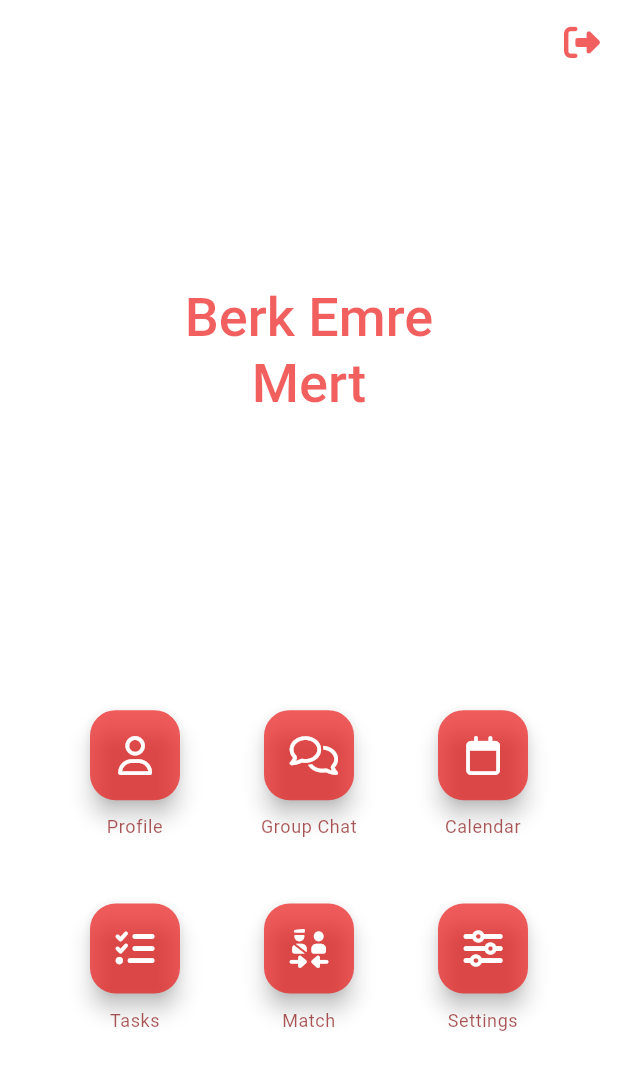
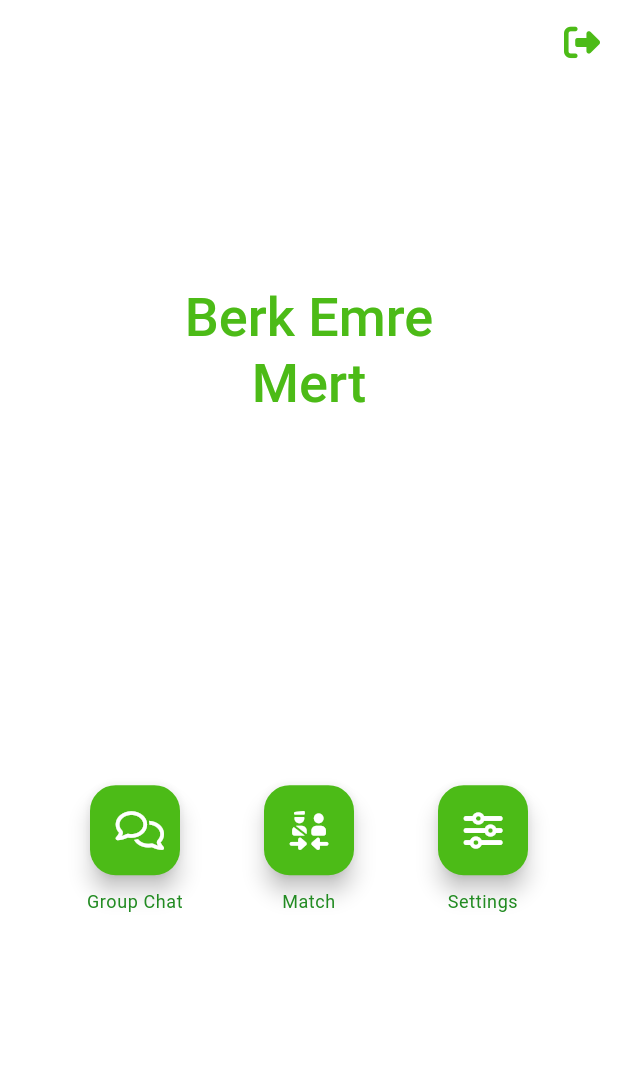
Before and after one commit to RoyArkh/AgroPointV2, a Flutter app: the DashboardScreen screen opened directly, on a phone screen of 412 x 824 dp. Shown: the top 1070 px of the screen. Run offline on Flutter 3.47's test engine with Material 3 defaults, Android fonts, the phone set to English and light mode, and no system bars; our stand-ins replace babstrap_settings_screen, card_swiper, cloud_firestore, file_picker, firebase_auth, firebase_core and 12 more; missing offline and left inert: dropdown_model_list; accounts and stored records are empty.

Commit message:
Final Prototype AP1

```diff
--- a/AgroPoint/lib/APPColors.dart
+++ b/AgroPoint/lib/APPColors.dart
@@ -3,8 +3,8 @@ import 'dart:ui';
 import 'package:flutter/material.dart';
 
 Color white = Colors.white;
-Color baseDeepColor = Color.fromARGB(169, 236, 13, 13);
-Color darkRed = Color.fromARGB(169, 128, 0, 0);
-Color baseLightColor = Color.fromARGB(169, 255, 188, 188);
-Color verLightRed = Color.fromARGB(169, 255, 224, 224);
+Color baseDeepColor = Color.fromARGB(255, 76, 187, 23);
+Color darkRed = Color.fromARGB(255, 34, 139, 34);
+Color baseLightColor = Color.fromARGB(255, 112, 194, 71);
+Color verLightRed = Color.fromARGB(255, 141, 208, 108);
 Color loginPageWarnings = Color.fromARGB(255, 136, 136, 136);
--- a/AgroPoint/lib/dashboard_screen.dart
+++ b/AgroPoint/lib/dashboard_screen.dart
@@ -153,9 +153,9 @@ class _DashboardScreenState extends State<DashboardScreen>
             context,
             MaterialPageRoute(builder: (context) => ChatPage()),
           );
-        } else if (identifier == 'calendar') {
+        // } else if (identifier == 'calendar') {
           //FILL HERE -BERK
-        } else if (identifier == 'task') {
+        // } else if (identifier == 'task') {
           //FILL HERE -BERK
         } else if (identifier == 'match') {
           _loadingController!.reverse();
@@ -169,16 +169,16 @@ class _DashboardScreenState extends State<DashboardScreen>
               ),
             ),
           );
-        } else if (identifier == 'profile') {
-          Navigator.push(
-            context,
-            MaterialPageRoute(
-              builder: (context) => const ScaffoldWidget(
-                title: 'Kelime Kartları',
-                child: SwiperPage(),
-              ),
-            ),
-          );
+        // } else if (identifier == 'profile') {
+        //   Navigator.push(
+        //     context,
+        //     MaterialPageRoute(
+        //       builder: (context) => const ScaffoldWidget(
+        //         title: 'Kelime Kartları',
+        //         child: SwiperPage(),
+        //       ),
+        //     ),
+        //   );
         } else if (identifier == 'settings') {
           _loadingController!.reverse();
           await Future.delayed(Duration(milliseconds: 1300));
@@ -205,19 +205,19 @@ class _DashboardScreenState extends State<DashboardScreen>
     return GridView.count(
       padding: const EdgeInsets.symmetric(
         horizontal: 32.0,
-        vertical: 100,
+        vertical: 150,
       ),
       childAspectRatio: .9,
       // crossAxisSpacing: 5,
       crossAxisCount: 3,
       children: [
-        _buildButton(
-          icon: FontAwesomeIcons.user,
-          label: 'Profile',
-          interval: const Interval(0, aniInterval),
-          identifier: 'profile',
-          iconColor: iconColor,
-        ),
+        // _buildButton(
+        //   icon: FontAwesomeIcons.user,
+        //   label: 'Profile',
+        //   interval: const Interval(0, aniInterval),
+        //   identifier: 'profile',
+        //   iconColor: iconColor,
+        // ),
         _buildButton(
           icon: FontAwesomeIcons.comments,
           label: 'Group Chat',
@@ -225,20 +225,20 @@ class _DashboardScreenState extends State<DashboardScreen>
           identifier: 'chat',
           iconColor: iconColor,
         ),
-        _buildButton(
-          icon: FontAwesomeIcons.calendar,
-          label: 'Calendar',
-          interval: const Interval(step * 2, aniInterval + step * 2),
-          identifier: 'calendar',
-          iconColor: iconColor,
-        ),
-        _buildButton(
-          icon: FontAwesomeIcons.listCheck,
-          label: 'Tasks',
-          interval: const Interval(0, aniInterval),
-          identifier: 'task',
-          iconColor: iconColor,
-        ),
+        // _buildButton(
+        //   icon: FontAwesomeIcons.calendar,
+        //   label: 'Calendar',
+        //   interval: const Interval(step * 2, aniInterval + step * 2),
+        //   identifier: 'calendar',
+        //   iconColor: iconColor,
+        // ),
+        // _buildButton(
+        //   icon: FontAwesomeIcons.listCheck,
+        //   label: 'Tasks',
+        //   interval: const Interval(0, aniInterval),
+        //   identifier: 'task',
+        //   iconColor: iconColor,
+        // ),
         _buildButton(
           icon: FontAwesomeIcons.personMilitaryToPerson,
           label: 'Match',
--- a/AgroPoint/lib/listingPageFiles/presentation/pages/home/view/home.dart
+++ b/AgroPoint/lib/listingPageFiles/presentation/pages/home/view/home.dart
@@ -26,7 +26,7 @@ class ScreenHome extends StatelessWidget {
             children: [
               SearchAndFilter(),
               kSizedBoxHeight_8,
-              TitleBar__widget(title: 'Best tutors for you', ontap: () {
+              TitleBar__widget(title: 'Best farmers for you', ontap: () {
                 Navigator.push(
                   context,
                   MaterialPageRoute(builder: (context) => SeeAllNear()),
--- a/AgroPoint/lib/listingPageFiles/presentation/pages/home/widgets/search_and_filter.dart
+++ b/AgroPoint/lib/listingPageFiles/presentation/pages/home/widgets/search_and_filter.dart
@@ -34,7 +34,7 @@ class SearchAndFilter extends StatelessWidget {
                     cursorColor: kColorPrimary,
                     decoration: InputDecoration(
                       border: InputBorder.none,
-                      hintText: 'Search a level or name',
+                      hintText: 'Search a product or name',
                       hintStyle: kSearchTextStyle,
                     ),
                   ),
--- a/AgroPoint/lib/loginMainScreenFiles/constants.dart
+++ b/AgroPoint/lib/loginMainScreenFiles/constants.dart
@@ -1,5 +1,5 @@
 class Constants {
-  static const String appName = 'Turkify';
+  static const String appName = 'AgroPoint';
   static const String logoTag = 'near.huscarl.loginsample.logo';
   static const String titleTag = 'near.huscarl.loginsample.title';
 }
--- a/AgroPoint/lib/loginMainScreenFiles/login_screen.dart
+++ b/AgroPoint/lib/loginMainScreenFiles/login_screen.dart
@@ -4,6 +4,7 @@ import 'package:flutter/material.dart';
 import 'package:flutter/scheduler.dart' show timeDilation;
 import 'package:flutter_login/flutter_login.dart';
 import 'package:turkify_bem/APPColors.dart';
+import 'package:turkify_bem/loginPageFiles/values/app_colors.dart';
 import 'constants.dart';
 import 'custom_route.dart';
 import '../dashboard_screen.dart';
@@ -169,7 +170,7 @@ class LoginScreen extends StatelessWidget {
           fontWeight: FontWeight.w600,
         ),
         buttonTheme: LoginButtonTheme(
-          backgroundColor: Colors.red,
+          backgroundColor: baseLightColor,
           splashColor: darkRed,
           highlightColor:baseLightColor,
           elevation: 5.0,
--- a/AgroPoint/lib/settingsPageFiles/settingsPage.dart
+++ b/AgroPoint/lib/settingsPageFiles/settingsPage.dart
@@ -99,7 +99,7 @@ class settingsPage extends StatelessWidget {
                           backgroundColor: baseDeepColor,
                         ),
                         title: 'About',
-                        subtitle: "Learn more about Turkify",
+                        subtitle: "Learn more about AgroPoint",
                       ),
                     ],
                   ),
```
Also changed, not shown: AgroPoint/lib/listingPageFiles/presentation/pages/details_page/view/details.dart (+5 -4 lines), AgroPoint/lib/personList.dart (+15 -9 lines).
